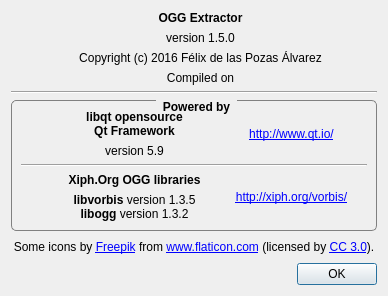
Qt form AboutDialog.ui (FelixdelasPozas/OGG-Extractor) before a commit.
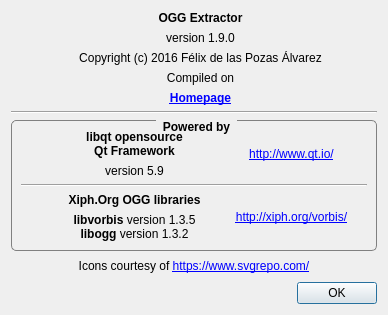
The same form after that commit. Icons and pictures are not drawn.

Commit message: Reworked files UI for performance. New icons.

Diff of the .ui file:
```diff
--- a/AboutDialog.ui
+++ b/AboutDialog.ui
@@ -7,19 +7,19 @@
     <x>0</x>
     <y>0</y>
     <width>388</width>
-    <height>296</height>
+    <height>315</height>
    </rect>
   </property>
   <property name="minimumSize">
    <size>
     <width>388</width>
-    <height>296</height>
+    <height>315</height>
    </size>
   </property>
   <property name="maximumSize">
    <size>
     <width>388</width>
-    <height>296</height>
+    <height>315</height>
    </size>
   </property>
   <property name="windowTitle">
@@ -90,7 +90,7 @@
          <item>
           <widget class="QLabel" name="m_version">
            <property name="text">
-            <string>version 1.5.0</string>
+            <string>version 1.9.0</string>
            </property>
            <property name="alignment">
             <set>Qt::AlignCenter</set>
@@ -117,6 +117,25 @@
            </property>
           </widget>
          </item>
+         <item>
+          <widget class="QLabel" name="label_10">
+           <property name="font">
+            <font>
+             <weight>75</weight>
+             <bold>true</bold>
+            </font>
+           </property>
+           <property name="text">
+            <string>&lt;a href=&quot;https://github.com/FelixdelasPozas/OGG-Extractor&quot;&gt;Homepage&lt;/a&gt;</string>
+           </property>
+           <property name="alignment">
+            <set>Qt::AlignCenter</set>
+           </property>
+           <property name="openExternalLinks">
+            <bool>true</bool>
+           </property>
+          </widget>
+         </item>
         </layout>
        </item>
        <item>
@@ -320,7 +339,7 @@
    <item>
     <widget class="QLabel" name="label_5">
      <property name="text">
-      <string>&lt;html&gt;&lt;head/&gt;&lt;body&gt;&lt;p&gt;Some icons by &lt;a href=&quot;http://www.freepik.com&quot;&gt;&lt;span style=&quot; text-decoration: underline; color:#0000ff;&quot;&gt;Freepik&lt;/span&gt;&lt;/a&gt; from &lt;a href=&quot;http://www.flaticon.com&quot;&gt;&lt;span style=&quot; text-decoration: underline; color:#0000ff;&quot;&gt;www.flaticon.com&lt;/span&gt;&lt;/a&gt; (licensed by &lt;a href=&quot;http://creativecommons.org/licenses/by/3.0/&quot;&gt;&lt;span style=&quot; text-decoration: underline; color:#0000ff;&quot;&gt;CC 3.0&lt;/span&gt;&lt;/a&gt;).&lt;/p&gt;&lt;/body&gt;&lt;/html&gt;</string>
+      <string>&lt;html&gt;&lt;head/&gt;&lt;body&gt;&lt;p&gt;Icons courtesy of &lt;a href=&quot;https://www.svgrepo.com/&quot;&gt;&lt;span style=&quot; text-decoration: underline; color:#0000ff;&quot;&gt;https://www.svgrepo.com/&lt;/span&gt;&lt;/a&gt;&lt;/p&gt;&lt;/body&gt;&lt;/html&gt;</string>
      </property>
      <property name="alignment">
       <set>Qt::AlignCenter</set>
```
Left out of the diff: 6 changed lines with no effect on the pictures. The commit also changes 21 other files.
